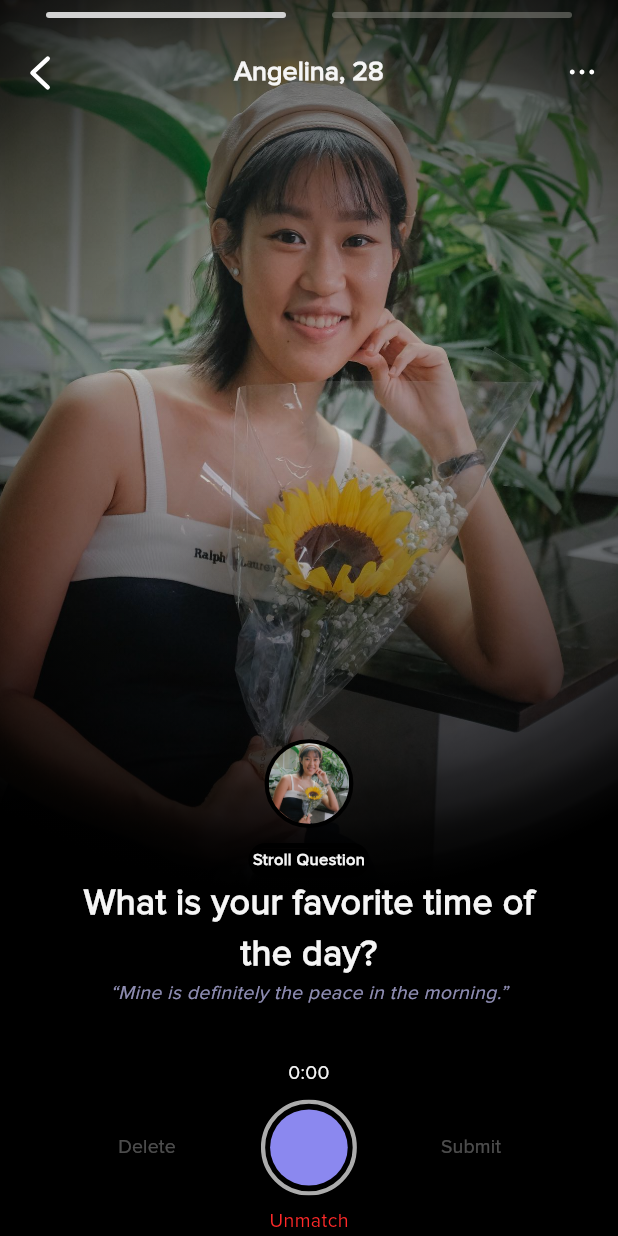
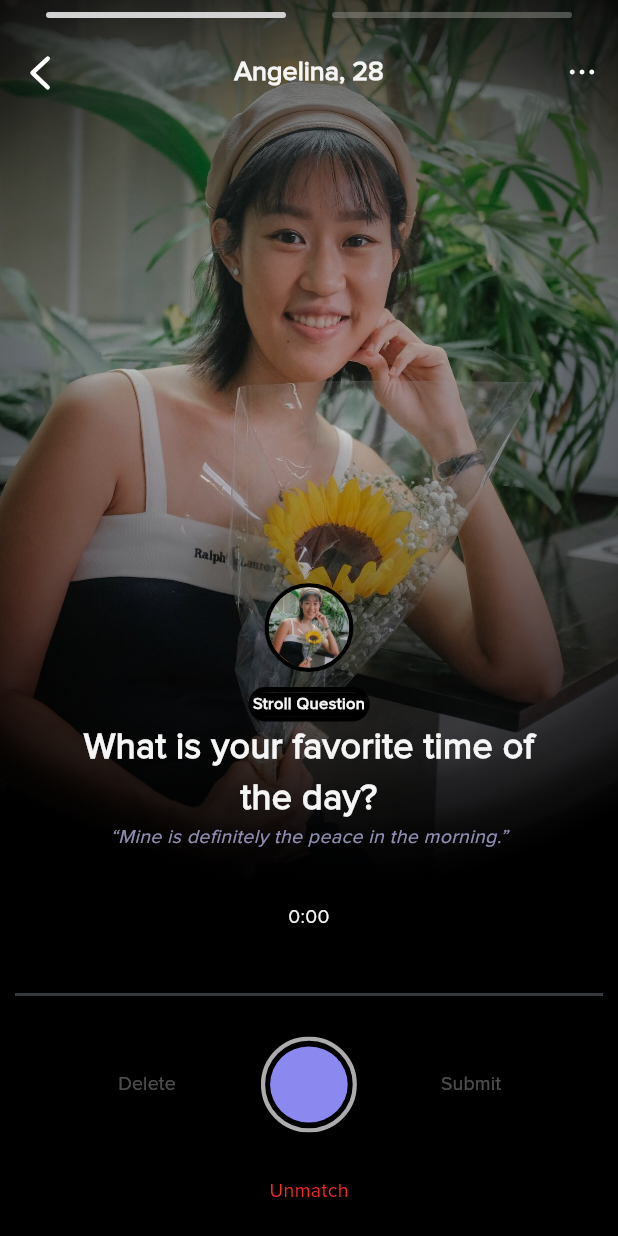
Before and after one commit to abhikatta/fe_interview_task_1, a Flutter app: the AudioRecordingPage screen opened directly, on a phone screen of 412 x 824 dp. Run offline on Flutter 3.47's test engine with Material 3 defaults, Android fonts, the phone set to English and light mode, and no system bars; our stand-ins replace flutter_svg, just_audio, permission_handler; missing offline and left inert: record.

Commit message:
added not-recording waveform

```diff
--- a/lib/components/my_audio_recorder.dart
+++ b/lib/components/my_audio_recorder.dart
@@ -203,11 +203,11 @@ if not playing : button state::isPausable=false
 
   @override
   Widget build(BuildContext context) {
-    buttonState = buttonState;
-    return Align(
-      alignment: Alignment.bottomCenter,
+    return Positioned(
+        bottom: 20,
+        left: 0,
+        right: 0,
         child: Column(
-        mainAxisSize: MainAxisSize.min,
           children: [
             Container(
               margin: const EdgeInsets.only(bottom: 10),
@@ -285,10 +285,23 @@ if not playing : button state::isPausable=false
                         ),
                       )),
                 ])),
-          Row(
+            const SizedBox(
+              height: 22,
+            ),
+            Container(
+              height: 40,
+              child: Row(
                   mainAxisSize: MainAxisSize.min,
                   mainAxisAlignment: MainAxisAlignment.center,
+                  crossAxisAlignment: CrossAxisAlignment.center,
                   children: [
+                    if (isUnmatched)
+                      Container(
+                        color: const Color.fromRGBO(54, 57, 62, 1),
+                        height: 2,
+                        width: MediaQuery.of(context).size.width - 20,
+                      ),
+                    if (!isUnmatched)
                       for (var i in amplitudes)
                         Row(
                           children: [
@@ -309,6 +322,7 @@ if not playing : button state::isPausable=false
                           ],
                         ),
                   ]),
+            ),
             Row(
               mainAxisAlignment: MainAxisAlignment.center,
               children: [
@@ -354,6 +368,9 @@ if not playing : button state::isPausable=false
                 ),
               ],
             ),
+            const SizedBox(
+              height: 22,
+            ),
             Text(
               'Unmatch',
               style: TextStyle(
@@ -366,7 +383,6 @@ if not playing : button state::isPausable=false
               ),
             ),
           ],
-      ),
-    );
+        ));
   }
 }
```
Lines whose indentation alone changed are shown as unchanged.
